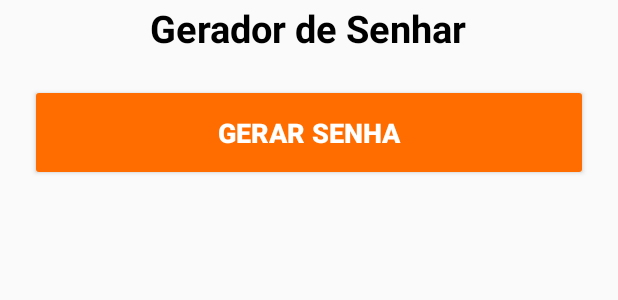
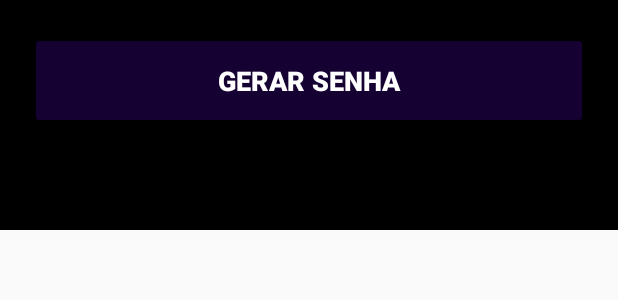
Before and after one commit to cleber77/Gerado-de-Senha-, an Android app: the layout activity_main.xml on its own in the app's theme, with its tools: preview values and no code run, on a phone screen of 412 x 824 dp. Shown: the top 300 px of the screen. Run offline under Robolectric (Android 15) with nearby library versions, the phone set to English and light mode, and no system bars.

Commit message:
Aminação

```diff
--- a/app/src/main/res/layout/activity_main.xml
+++ b/app/src/main/res/layout/activity_main.xml
@@ -14,7 +14,8 @@
     xmlns:app="http://schemas.android.com/apk/res-auto"
     android:orientation="vertical"
     android:gravity="center"
-    tools:context=".MainActivity">
+    tools:context=".MainActivity"
+    android:background="@color/black">
 
     <com.airbnb.lottie.LottieAnimationView
         android:layout_width="match_parent"
@@ -28,24 +29,13 @@
 
         />
 
-    <TextView
-        android:layout_width="wrap_content"
-        android:layout_height="wrap_content"
-        android:text="Gerador de Senhar"
-        android:textColor="@color/black"
-        android:textSize="25sp"
-        android:textStyle="bold"
-        android:layout_gravity="center"
-
-        />
-
          <Button
              android:id="@+id/btGeradorSenha"
              android:layout_width="match_parent"
              android:layout_height="wrap_content"
              android:text="Gerar Senha"
              android:layout_gravity="center"
-             android:backgroundTint="@color/orenge"
+             android:backgroundTint="@color/purple"
              android:textSize="18sp"
              android:textStyle="bold"
              android:textColor="@color/white"
@@ -58,7 +48,7 @@
         android:layout_width="wrap_content"
         android:layout_height="wrap_content"
         android:text=""
-        android:textColor="@color/black"
+        android:textColor="@color/white"
         android:textSize="35sp"
         android:layout_gravity="center"
 
--- a/app/src/main/res/values/colors.xml
+++ b/app/src/main/res/values/colors.xml
@@ -3,7 +3,8 @@
     <color name="black">#FF000000</color>
     <color name="white">#FFFFFFFF</color>
     <color name="yellow">#FFD600</color>
-    <color name="blue">#2962FF</color>
+    <color name="blue">#0843E6</color>
     <color name="orenge">#FF6D00</color>
+    <color name="purple">#150132</color>
 
 </resources>
--- a/app/src/main/res/values/themes.xml
+++ b/app/src/main/res/values/themes.xml
@@ -2,7 +2,7 @@
     <!-- Base application theme. -->
     <style name="Base.Theme.GeradorDeSenha" parent="Theme.AppCompat.DayNight.DarkActionBar">
         <!-- Customize your light theme here. -->
-        <item name="colorPrimary">@color/orenge</item>
+        <item name="colorPrimary">@color/black</item>
     </style>
 
     <style name="Theme.GeradorDeSenha" parent="Base.Theme.GeradorDeSenha" />
```
